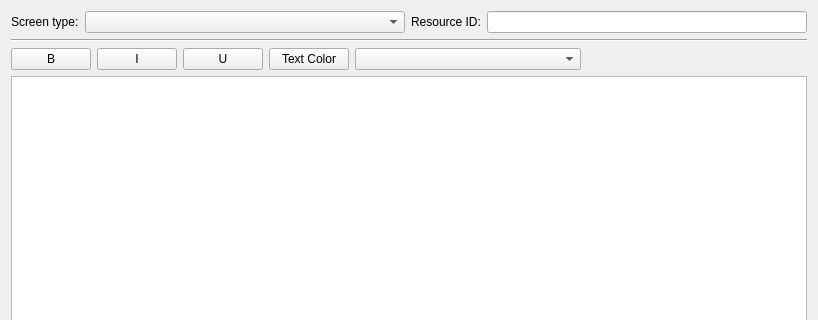
Qt form HuxQt/src/forms/ScreenEditTab.ui (janos-ijgyarto/HuxQt) before a commit; both pictures show x 0 to 818 and y 0 to 320 of the 818 by 648 pixel window.
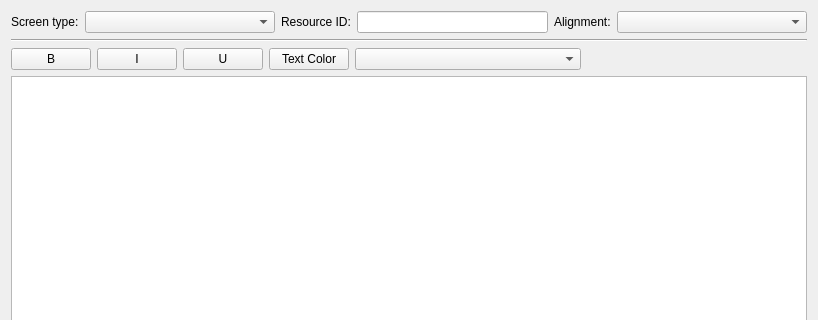
The same form after that commit.

Commit message: Additional script tags, misc: - Added support for "TAG" and "STATIC", modified the relevant UI elements. - Added an image resource to display for STATIC screens - Added validation to the screen editor (prevents user from saving screens with invalid data) - Modified script export to support the added tags - Misc. fixes

```diff
--- a/HuxQt/src/forms/ScreenEditTab.ui
+++ b/HuxQt/src/forms/ScreenEditTab.ui
@@ -15,7 +15,7 @@
   </property>
   <layout class="QVBoxLayout" name="verticalLayout_2">
    <item>
-    <layout class="QHBoxLayout" name="screen_attribute_hbox" stretch="0,1,0,1">
+    <layout class="QHBoxLayout" name="screen_attribute_hbox" stretch="0,1,0,1,0,1">
      <item>
       <widget class="QLabel" name="screen_type_label">
        <property name="text">
@@ -36,6 +36,16 @@
      <item>
       <widget class="QLineEdit" name="resource_id_edit"/>
      </item>
+     <item>
+      <widget class="QLabel" name="alignment_label">
+       <property name="text">
+        <string>Alignment:</string>
+       </property>
+      </widget>
+     </item>
+     <item>
+      <widget class="QComboBox" name="alignment_combo"/>
+     </item>
     </layout>
    </item>
    <item>
```
The commit also changes 11 other files.
